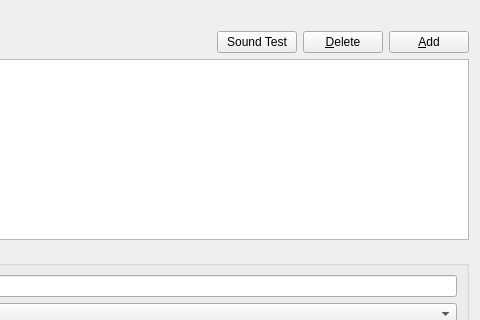
Before: the Qt Designer form question_form.ui in cogranpm/qttabsample, drawn with Qt 5; both pictures show x 184 to 664 and y 0 to 320 of the 664 by 591 pixel window.
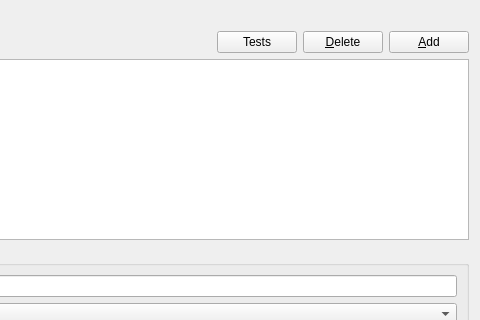
After: the same form once the commit is applied.

What changed in the file:
```diff
--- a/question_form.ui
+++ b/question_form.ui
@@ -39,7 +39,7 @@
      <item>
       <widget class="QPushButton" name="btnSoundTest">
        <property name="text">
-        <string>Sound Test</string>
+        <string>Tests</string>
        </property>
       </widget>
      </item>
```
Left out of the diff: 3 changed lines with no effect on the pictures.
